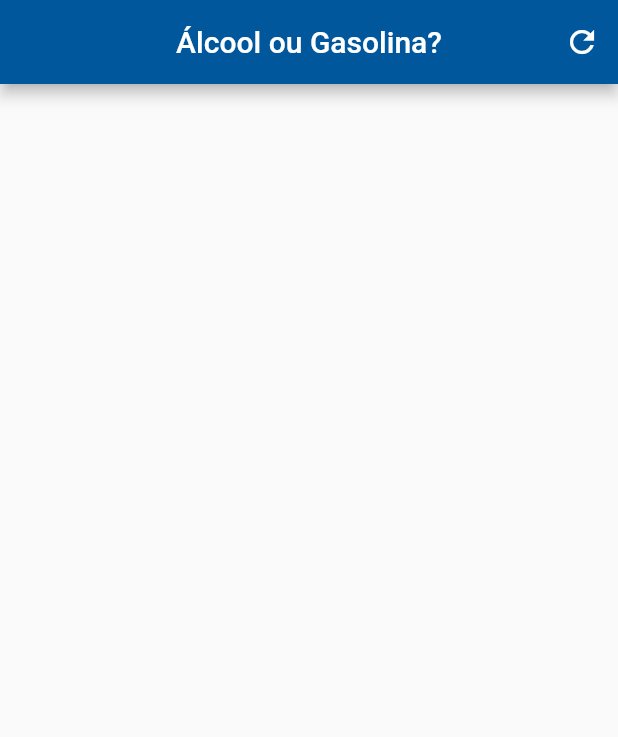
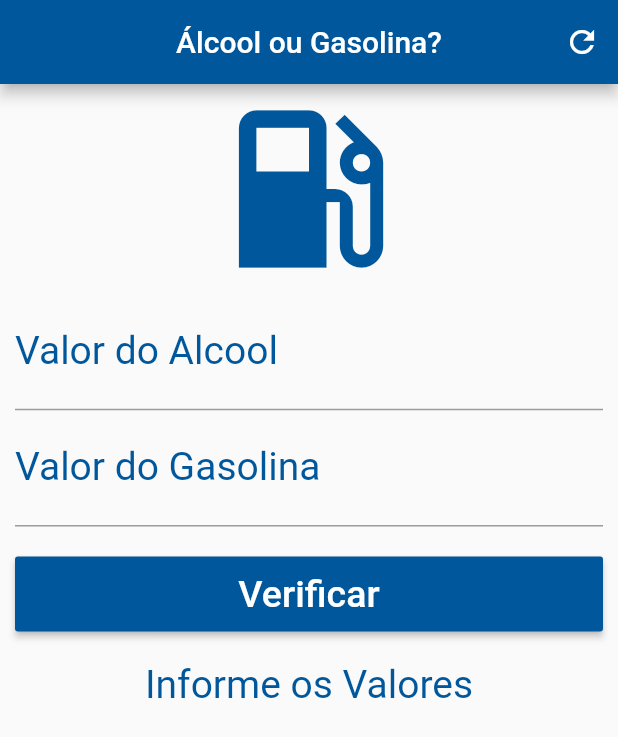
Before and after one commit to pixxel12/ProjetoUni, a Flutter app: the screen it shows after launch, on a phone screen of 412 x 824 dp. Shown: the top 737 px of the screen. Run offline on Flutter 3.47's test engine with Material 2 defaults, Android fonts, the phone set to English and light mode, and no system bars.

```diff
--- a/flutterproject/gasolinapreco/lib/main.dart
+++ b/flutterproject/gasolinapreco/lib/main.dart
@@ -31,6 +31,70 @@ class _HomeState extends State<Home> {
           )
         ],
       ),
+      body: SingleChildScrollView(
+        padding: EdgeInsets.fromLTRB(10.0, 0, 10.0, 0),
+        child: Form(
+          child: Column(
+            crossAxisAlignment: CrossAxisAlignment.stretch,
+            children: <Widget>[
+              Icon(
+                Icons.local_gas_station,
+                size: 140.0,
+                color: Colors.lightBlue[900],
+              ),
+              TextFormField(
+                textAlign: TextAlign.center,
+                keyboardType: TextInputType.number,
+                decoration: InputDecoration(
+                  labelText: "Valor do Alcool",
+                  labelStyle: TextStyle(color: Colors.lightBlue[900])
+                ),
+                style: TextStyle(
+                  color: Colors.lightBlue[900],
+                  fontSize: 26.0
+                ),
+              ),
+              TextFormField(
+                textAlign: TextAlign.center,
+                keyboardType: TextInputType.number,
+                decoration: InputDecoration(
+                    labelText: "Valor do Gasolina",
+                    labelStyle: TextStyle(color: Colors.lightBlue[900])
+                ),
+                style: TextStyle(
+                    color: Colors.lightBlue[900],
+                    fontSize: 26.0
+                ),
+              ),
+              Padding(
+                padding: EdgeInsets.only(top: 20.0, bottom: 20.0),
+                child: Container(
+                  height: 50.0,
+                  child: RaisedButton(
+                    onPressed: (){},
+                    child: Text(
+                      "Verificar",
+                      style: TextStyle(
+                        color: Colors.white,
+                        fontSize: 25.0
+                      ),
+                    ),
+                    color: Colors.lightBlue[900],
+                  ),
+                ),
+              ),
+              Text(
+                "Informe os Valores",
+                textAlign: TextAlign.center,
+                style: TextStyle(
+                  color: Colors.lightBlue[900],
+                  fontSize: 26.0
+                ),
+              )
+            ],
+          )
+        ),
+      )
     );
   }
 }
```
Also changed, not shown: 1 other file.
